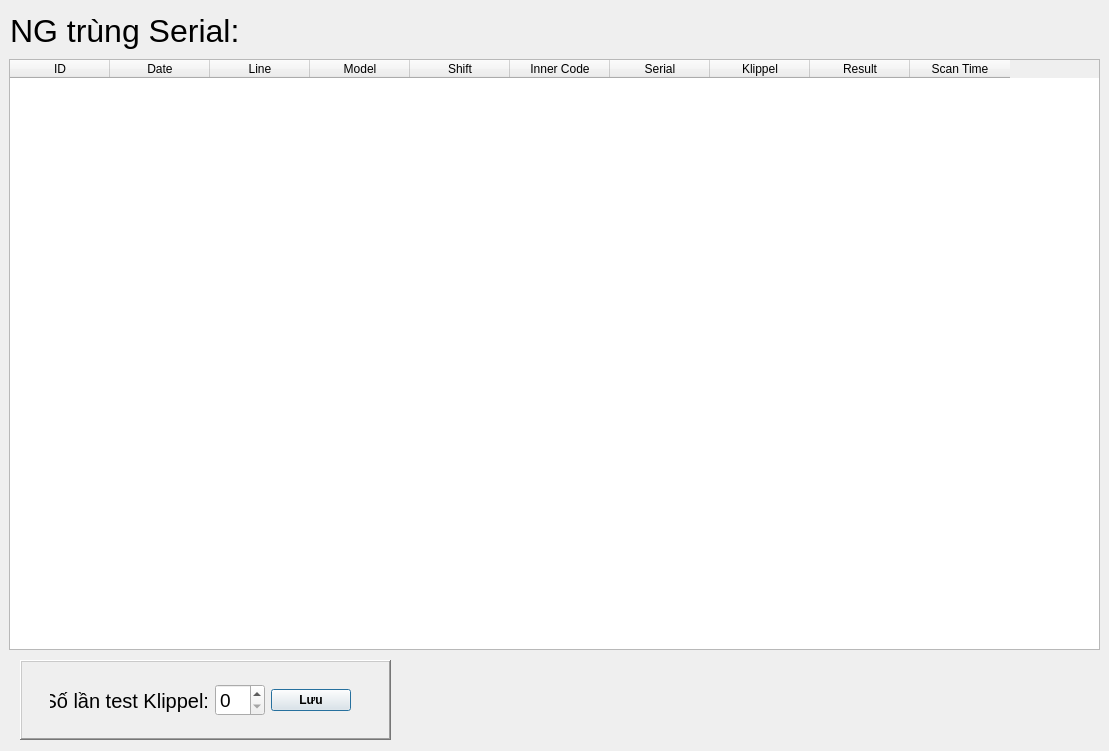
bachlong12623/GateKepperHershey, file InspectionDialog.ui: the form before one commit.
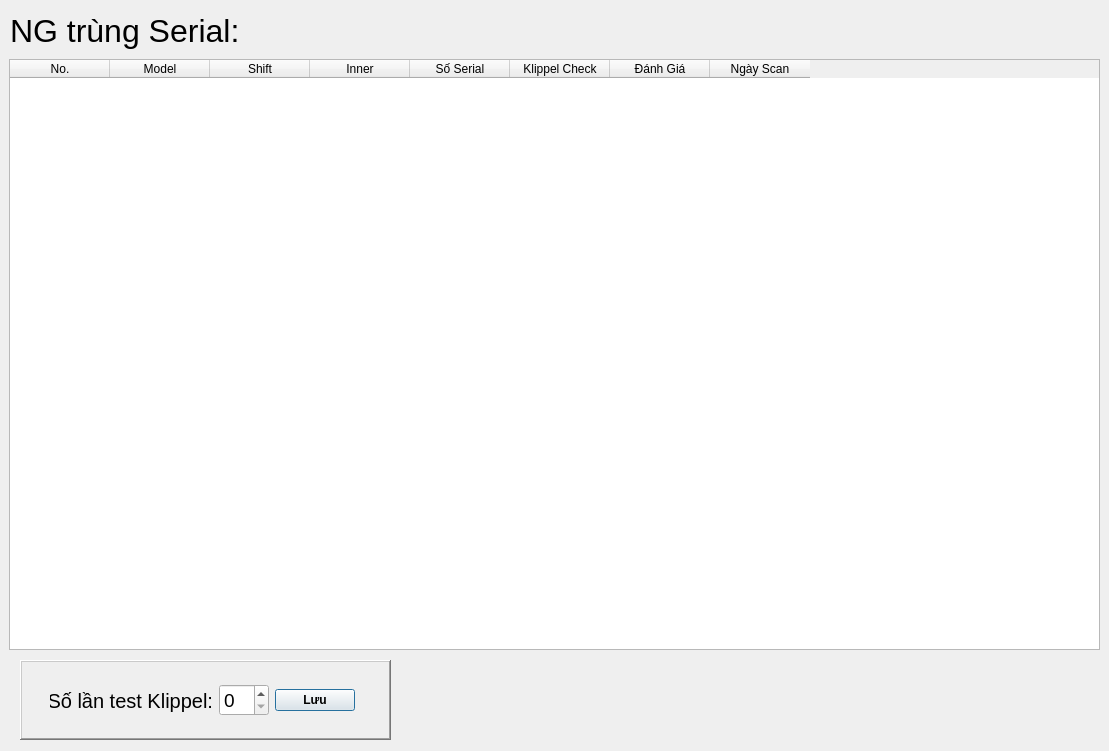
The form after the commit.

Commit message: Update configuration settings, resolve merge conflicts, and enhance UI elements in MainWindow and InspectionDialog

Diff of the .ui file:
```diff
--- a/InspectionDialog.ui
+++ b/InspectionDialog.ui
@@ -30,17 +30,7 @@
      <widget class="QTableWidget" name="table">
       <column>
        <property name="text">
-        <string>ID</string>
-       </property>
-      </column>
-      <column>
-       <property name="text">
-        <string>Date</string>
-       </property>
-      </column>
-      <column>
-       <property name="text">
-        <string>Line</string>
+        <string>No.</string>
        </property>
       </column>
       <column>
@@ -55,27 +45,27 @@
       </column>
       <column>
        <property name="text">
-        <string>Inner Code</string>
+        <string>Inner</string>
        </property>
       </column>
       <column>
        <property name="text">
-        <string>Serial</string>
+        <string>Số Serial</string>
        </property>
       </column>
       <column>
        <property name="text">
-        <string>Klippel</string>
+        <string>Klippel Check</string>
        </property>
       </column>
       <column>
        <property name="text">
-        <string>Result</string>
+        <string>Đánh Giá</string>
        </property>
       </column>
       <column>
        <property name="text">
-        <string>Scan Time</string>
+        <string>Ngày Scan</string>
        </property>
       </column>
      </widget>
@@ -120,7 +110,7 @@
      <rect>
       <x>30</x>
       <y>20</y>
-      <width>301</width>
+      <width>305</width>
       <height>41</height>
      </rect>
     </property>
```
The commit also changes 7 other files.
